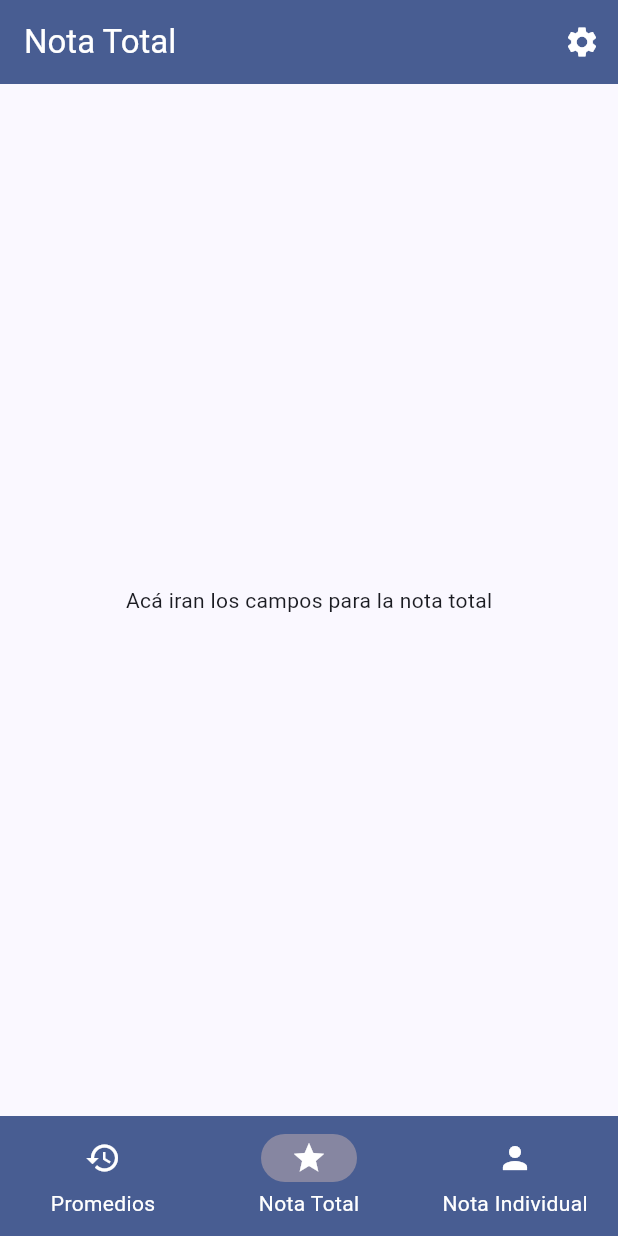
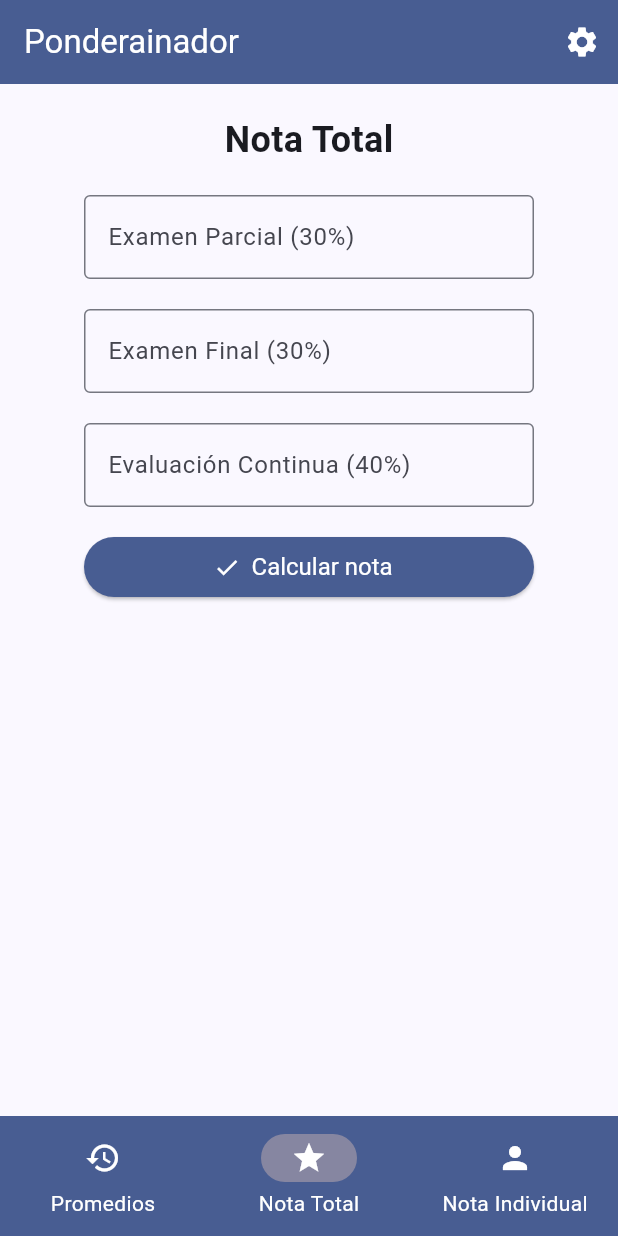
Before and after one commit to AcherPlus/ponderainador-mobile, a Flutter app: the screen it shows after launch, item 2 of the bottom bar chosen, on a phone screen of 412 x 824 dp. Run offline on Flutter 3.47's test engine with Material 3 defaults, Android fonts, the phone set to English and light mode, and no system bars.

Commit message:
nota total

```diff
--- a/frontend_ponderainador/lib/ajustes.dart
+++ b/frontend_ponderainador/lib/ajustes.dart
@@ -9,9 +9,7 @@ class PaginaAjustes extends StatelessWidget {
   @override
   Widget build(BuildContext context){
     return Scaffold(
-      appBar: AppBarComponente(
-        texto: 'Ajustes',
-      )
+      appBar: AppBarComponente()
     );
   }
 }
--- a/frontend_ponderainador/lib/app_bar.dart
+++ b/frontend_ponderainador/lib/app_bar.dart
@@ -3,9 +3,8 @@ import './styles/app_styles.dart';
 import 'ajustes.dart';
 
 class AppBarComponente extends StatelessWidget implements PreferredSizeWidget {
-  final String texto;
 
-  const AppBarComponente({super.key, required this.texto});
+  const AppBarComponente({super.key});
 
   @override
   Size get preferredSize => const Size.fromHeight(kToolbarHeight);
@@ -15,7 +14,7 @@ class AppBarComponente extends StatelessWidget implements PreferredSizeWidget {
     return AppBar(
       automaticallyImplyLeading: false,
       backgroundColor: Theme.of(context).colorScheme.primary,
-      title: Text(texto, style: const TextStyle(color: AppStyles.kWhiteColor)),
+      title: Text('Ponderainador', style: const TextStyle(color: AppStyles.kWhiteColor)),
 
       actions: <Widget>[
         IconButton(
--- a/frontend_ponderainador/lib/contenido_promedio.dart
+++ b/frontend_ponderainador/lib/contenido_promedio.dart
@@ -8,13 +8,25 @@ class ContenidoPromedio extends StatelessWidget{
 
   @override
   Widget build(BuildContext context){
-    return ListView.builder(
-      padding: const EdgeInsets.all(20),
+    return Column(
+      children: <Widget>[
+        const Padding(
+          padding: EdgeInsets.all(20.0),
+          child: Text('Mis Promedios',
+            style: TextStyle(
+              fontSize: 24,
+              fontWeight: FontWeight.bold
+            ),
+          ),
+        ),
+        Expanded(
+          child: ListView.builder(
+            padding: const EdgeInsets.symmetric(horizontal: 20.0),
             itemCount: entries.length,
             itemBuilder: (context, index) {
               return Card(
                 color: Theme.of(context).colorScheme.primary,
-          margin: EdgeInsets.all(10.0),
+                margin: EdgeInsets.only(left: 20.0, right: 20.0, bottom: 20.0),
                 child: ListTile(
                   title: Text(entries[index]),
                   subtitle: Text('Este es un subtítulo'),
@@ -36,6 +48,9 @@ class ContenidoPromedio extends StatelessWidget{
                 ),
               );
             },
+          )
+        )
+      ],
     );
   }
 }
--- a/frontend_ponderainador/lib/nota_total.dart
+++ b/frontend_ponderainador/lib/nota_total.dart
@@ -1,15 +1,75 @@
 import 'package:flutter/material.dart';
+import './styles/app_styles.dart';
 
-class NotaTotalPagina extends StatelessWidget{
-  const NotaTotalPagina ({super.key});
+class NotaTotalPagina extends StatelessWidget {
+  const NotaTotalPagina({super.key});
 
   @override
   Widget build(BuildContext context) {
     return Center(
       child: Column(
-        mainAxisAlignment: MainAxisAlignment.center,
-        children: const [
-          Text('Acá iran los campos para la nota total')
+        children: <Widget>[
+          const Padding(
+            padding: EdgeInsets.symmetric(horizontal: 20.0, vertical: 20.0),
+            child: Text(
+              'Nota Total',
+              style: TextStyle(fontSize: 24, fontWeight: FontWeight.bold),
+            ),
+          ),
+
+          SizedBox(
+            width: 300,
+            child: TextField(
+              decoration: InputDecoration(
+                border: OutlineInputBorder(),
+                labelText: 'Examen Parcial (30%)',
+              ),
+            ),
+          ),
+
+          SizedBox(height: 20),
+
+          SizedBox(
+            width: 300,
+            child: TextField(
+              decoration: InputDecoration(
+                border: OutlineInputBorder(),
+                labelText: 'Examen Final (30%)',
+              ),
+            ),
+          ),
+
+          SizedBox(height: 20),
+
+          SizedBox(
+            width: 300,
+            child: TextField(
+              decoration: InputDecoration(
+                border: OutlineInputBorder(),
+                labelText: 'Evaluación Continua (40%)',
+              ),
+            ),
+          ),
+
+          SizedBox(height: 20),
+
+          SizedBox(
+            width: 300,
+            height: 40,
+            child: ElevatedButton.icon(
+              icon: Icon(Icons.check),
+              label: Text('Calcular nota'),
+              style: ElevatedButton.styleFrom(
+                foregroundColor: AppStyles.kWhiteColor,
+                backgroundColor: Theme.of(context).colorScheme.primary,
+                iconColor: AppStyles.kWhiteColor,
+                textStyle: TextStyle(fontSize: 16),
+              ),
+              onPressed: () => {
+                // Futura función
+              },
+            ),
+          ),
         ],
       ),
     );
--- a/frontend_ponderainador/lib/promedios.dart
+++ b/frontend_ponderainador/lib/promedios.dart
@@ -24,7 +24,7 @@ class _PromediosPaginaState extends State<PromediosPagina> {
   @override
   Widget build(BuildContext context) {
     return Scaffold(
-      appBar: AppBarComponente(texto: _obtenerTitulo(_indiceActual)),
+      appBar: AppBarComponente(),
 
       body: _pantallas[_indiceActual],
 
@@ -38,12 +38,4 @@ class _PromediosPaginaState extends State<PromediosPagina> {
       ),
     );
   }
-
-  String _obtenerTitulo(int index) {
-    switch(index){
-      case 1: return 'Nota Total';
-      case 2: return 'Nota Individual';
-      default: return 'Mis Promedios';
-    }
-  }
 }
```
Also changed, not shown: frontend_ponderainador/lib/detalle_promedio.dart (added). Lines whose indentation alone changed are shown as unchanged.
